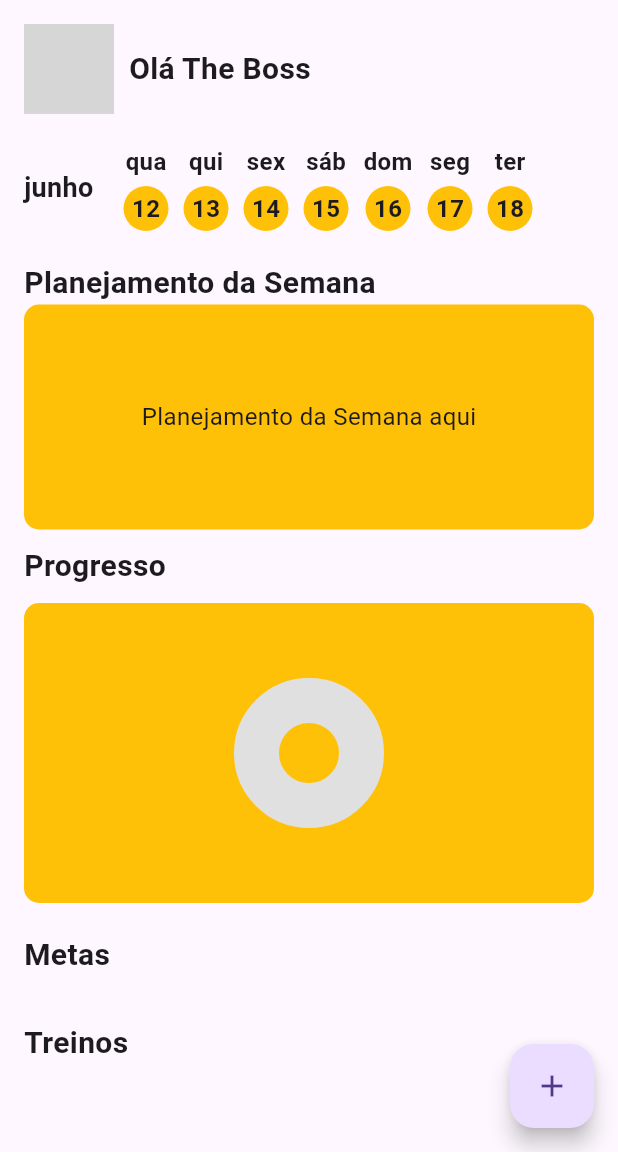
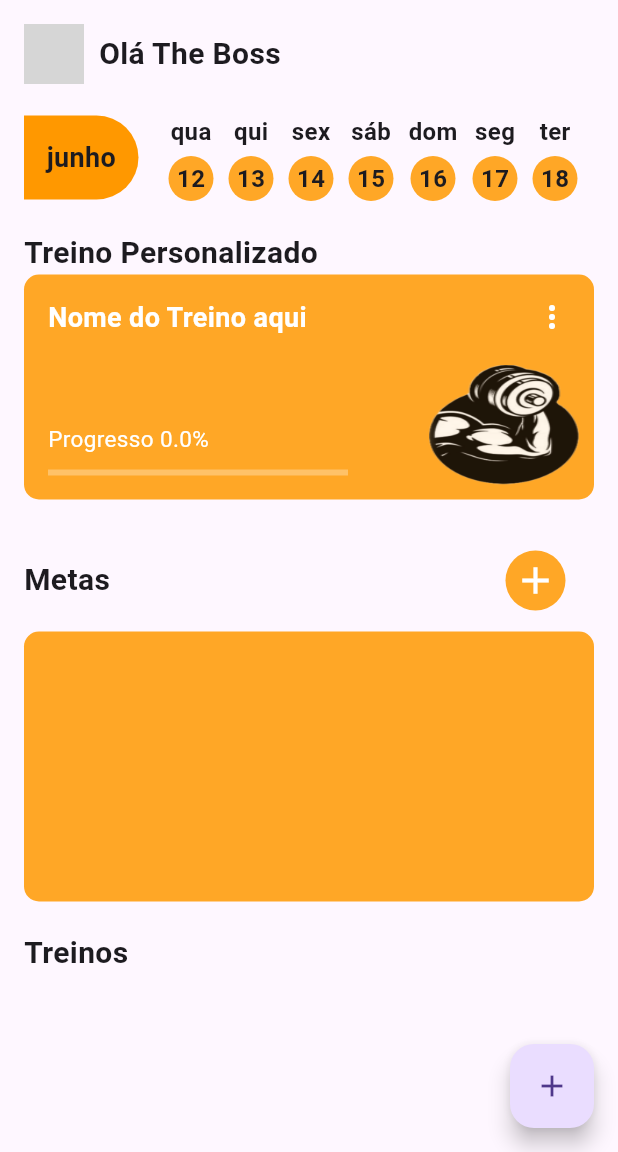
Before and after one commit to kauesiqueiraa/routine_gym_app, a Flutter app: the screen it shows after launch, on a phone screen of 412 x 824 dp, the part 84-1236 px from its top. Run offline on Flutter 3.47's test engine with Material 3 defaults, Android fonts, the phone set to English and light mode, and no system bars; drawn by our look-alikes of fl_chart; our stand-ins replace community_charts_flutter; Roboto replaces fonts that are missing (Montserrat); grey boxes are pictures that could not be loaded.

Commit message:
feat: layout homepage

```diff
--- a/lib/screens/home_screen.dart
+++ b/lib/screens/home_screen.dart
@@ -71,7 +71,7 @@ class HomeScreen extends StatelessWidget {
                 const Row(
                   children: [
                     CircleAvatar(
-                      radius: 30,
+                      radius: 20,
                       backgroundImage: AssetImage(''),
                     ),
                     SizedBox(width: 10),
@@ -85,11 +85,18 @@ class HomeScreen extends StatelessWidget {
                 const SizedBox(height: 20),
                 Row(
                   children: [
-                    Text(
+                    Container(
+                      padding:  const EdgeInsets.all(15),
+                      decoration: BoxDecoration(
+                        color: Colors.orange[500],
+                        borderRadius: const BorderRadius.only(topRight: Radius.circular(50), bottomRight: Radius.circular(50)),
+                      ),
+                      child: Text(
                         DateFormat('MMMM', 'pt_BR')
                             .format(now), // Nome do mês em português
                         style: const TextStyle(
                             fontSize: 18, fontWeight: FontWeight.bold),
+                      ),
                     ),
                     const SizedBox(
                         width:
@@ -118,7 +125,7 @@ class HomeScreen extends StatelessWidget {
                                     height: 30,
                                     decoration: BoxDecoration(
                                       shape: BoxShape.circle,
-                                      color: Colors.amber,
+                                      color: Colors.orange[400],
                                     ),
                                     child: Center(
                                       child: Text(
@@ -141,72 +148,153 @@ class HomeScreen extends StatelessWidget {
                 const SizedBox(height: 20),
 
                 const Text(
-                  'Planejamento da Semana',
+                  'Treino Personalizado',
                   style: TextStyle(fontSize: 20, fontWeight: FontWeight.bold),
                 ),
                 Container(
                   height: 150,
+                  width: double.infinity,
                   decoration: BoxDecoration(
                     borderRadius: BorderRadius.circular(10),
-                    color: Colors.amber,
+                    color: Colors.orange[400],
                   ),
-                  child: Center(
-                    child: Text('Planejamento da Semana aqui'),
+                  child: Stack(
+                    children: [
+                      Positioned(
+                        bottom: 10,
+                        right: 10,
+                        child: Opacity(
+                          opacity: 0.9,
+                          child: Image.asset(
+                            'assets/images/force.png',
+                            width: 100,
+                            height: 80,
+                            fit: BoxFit.fill,
+                          ),
+                        ),
+                      ),
+                      Padding(
+                        padding: const EdgeInsets.all(16.0),
+                        child: Row(
+                          mainAxisAlignment: MainAxisAlignment.spaceBetween,
+                          children: [
+                            Column(
+                              mainAxisAlignment: MainAxisAlignment.spaceBetween,
+                              crossAxisAlignment: CrossAxisAlignment.start,
+                              children: [
+                                const Text(
+                                  'Nome do Treino aqui',
+                                  style:TextStyle(fontSize: 18, fontWeight: FontWeight.bold, color: Colors.white)
+                                ),
+                                const SizedBox(height: 10),
+                                // a porcentagem de progresso aqui
+                                Column(
+                                  crossAxisAlignment: CrossAxisAlignment.start,
+                                  children: [
+                                    Text('Progresso ${progress.toStringAsFixed(1)}%', style: const TextStyle(fontSize: 15, color: Colors.white)),
+                                const SizedBox(height: 10),
+                                // uma barra de progresso aqui
+                                Container(
+                                  width: 200,
+                                  child: LinearProgressIndicator(
+                                    value: progress,
+                                    backgroundColor: Colors.white.withOpacity(0.3),
+                                    valueColor: AlwaysStoppedAnimation<Color>(Colors.deepPurple),
+                                  ),
+                                )
+                                  ],
+                                )
+                              ],
+                            ),
+                            Column(
+                              crossAxisAlignment: CrossAxisAlignment.end,
+                              children: [
+                                const Icon(Icons.more_vert_rounded, color: Colors.white),
+                              ],
+                            )
+                          ],
+                        ),
+                      ),
+                    ],
                   ),
                 ),
                 const SizedBox(height: 10),
-                const Text(
-                  'Progresso',
-                  style: TextStyle(fontSize: 20, fontWeight: FontWeight.bold),
-                ),
-                const SizedBox(height: 10),
-                Container(
-                  height: 200,
-                  decoration: BoxDecoration(
-                    borderRadius: BorderRadius.circular(10),
-                    color: Colors.amber,
-                  ),
-                  child: Center(
-                    child: PieChart(
-                      PieChartData(
-                        sections: [
-                          PieChartSectionData(
-                            value: progress,
-                            title: '${progress.toStringAsFixed(1)}%',
-                            color: Colors.green,
-                            radius: 30,
-                            titleStyle: TextStyle(
-                              fontSize: 18,
-                              fontWeight: FontWeight.bold,
-                              color: Colors.white,
-                            ),
-                          ),
-                          PieChartSectionData(
-                            value: 100 - progress,
-                            title: '',
-                            color: Colors.grey[300],
-                            radius: 30,
-                          ),
-                        ],
-                        centerSpaceRadius: 20,
-                        sectionsSpace: 0,
-                      ),
-                    ),
-                  ),
-                ),
+                // const Text(
+                //   'Progresso',
+                //   style: TextStyle(fontSize: 20, fontWeight: FontWeight.bold),
+                // ),
+                // const SizedBox(height: 10),
+                // Container(
+                //   height: 200,
+                //   decoration: BoxDecoration(
+                //     borderRadius: BorderRadius.circular(10),
+                //     color: Colors.amber,
+                //   ),
+                //   child: Center(
+                //     child: PieChart(
+                //       PieChartData(
+                //         sections: [
+                //           PieChartSectionData(
+                //             value: progress,
+                //             title: '${progress.toStringAsFixed(1)}%',
+                //             color: Colors.green,
+                //             radius: 30,
+                //             titleStyle: TextStyle(
+                //               fontSize: 18,
+                //               fontWeight: FontWeight.bold,
+                //               color: Colors.white,
+                //             ),
+                //           ),
+                //           PieChartSectionData(
+                //             value: 100 - progress,
+                //             title: '',
+                //             color: Colors.grey[300],
+                //             radius: 30,
+                //           ),
+                //         ],
+                //         centerSpaceRadius: 20,
+                //         sectionsSpace: 0,
+                //       ),
+                //     ),
+                //   ),
+                // ),
                 const SizedBox(height: 20),
+                Row(
+                  mainAxisAlignment: MainAxisAlignment.spaceBetween,
+                  children: [
                     const Text(
                       'Metas',
                       style: TextStyle(fontSize: 20, fontWeight: FontWeight.bold),
                     ),
+                    ElevatedButton(
+                      style: ElevatedButton.styleFrom(
+                        backgroundColor: Colors.orange[400],
+                        shape: const CircleBorder(),
+                        elevation: 0,
+                      ),
+                      onPressed: () {
+                        Navigator.of(context).push(
+                          MaterialPageRoute(
+                            builder: (ctx) => const GoalsScreen(),
+                          ),
+                        );
+                      },
+                      child: const Icon(Icons.add, color: Colors.white, size: 30,),
+                    ),
+
+                  ],
+                ),
                 const SizedBox(height: 10),
-                SingleChildScrollView(
+                Container(
+                  height: 180,
+                  width: double.infinity,
+                  decoration: BoxDecoration(
+                    borderRadius: BorderRadius.circular(10),
+                    color: Colors.orange[400],
+                  ),
+                  child: Expanded(
+                    child: SingleChildScrollView(
                       scrollDirection: Axis.horizontal,
-                  child: Container(
-                    decoration: BoxDecoration(
-                      color: Colors.amber[300],
-                      borderRadius: BorderRadius.circular(10),
-                    ),
                       child: Row(
                         children: goals.map((goal) {
                           return GestureDetector(
@@ -217,8 +305,15 @@ class HomeScreen extends StatelessWidget {
                                 ),
                               );
                             },
+                            child: SizedBox(
+                              width: 150,
                               child: Card(
-                            margin: const EdgeInsets.all(8),
+                                margin: const EdgeInsets.symmetric(horizontal: 8, vertical: 16),
+                                color: Colors.white,
+                                borderOnForeground: true,
+                                shape: RoundedRectangleBorder(
+                                  borderRadius: BorderRadius.circular(30),
+                                ),
                                 child: Padding(
                                   padding: const EdgeInsets.all(16.0),
                                   child: Column(
@@ -228,10 +323,10 @@ class HomeScreen extends StatelessWidget {
                                         style: const TextStyle(fontSize: 20),
                                       ),
                                       const SizedBox(height: 5),
-                                  Text(
-                                    'Até ${goal.targetDate.toLocal().toString().split(' ')[0]}',
-                                    style: const TextStyle(fontSize: 15),
-                                  ),
+                                      // Text(
+                                      //   'Até ${goal.targetDate.toLocal().toString().split(' ')[0]}',
+                                      //   style: const TextStyle(fontSize: 15),
+                                      // ),
                                       const SizedBox(height: 5),
                                       Checkbox(
                                         value: goal.achieved,
@@ -243,8 +338,10 @@ class HomeScreen extends StatelessWidget {
                                   ),
                                 ),
                               ),
+                            ),
                           );
                         }).toList(),
+                      ),
                     ),
                   ),
                 ),
--- a/pubspec.yaml
+++ b/pubspec.yaml
@@ -63,7 +63,8 @@ flutter:
   uses-material-design: true
 
   # To add assets to your application, add an assets section, like this:
-  # assets:
+  assets:
+     - assets/images/
   #   - images/a_dot_burr.jpeg
   #   - images/a_dot_ham.jpeg
 
```
Also changed, not shown: assets/images/force.png (added). Lines whose indentation alone changed are shown as unchanged.
